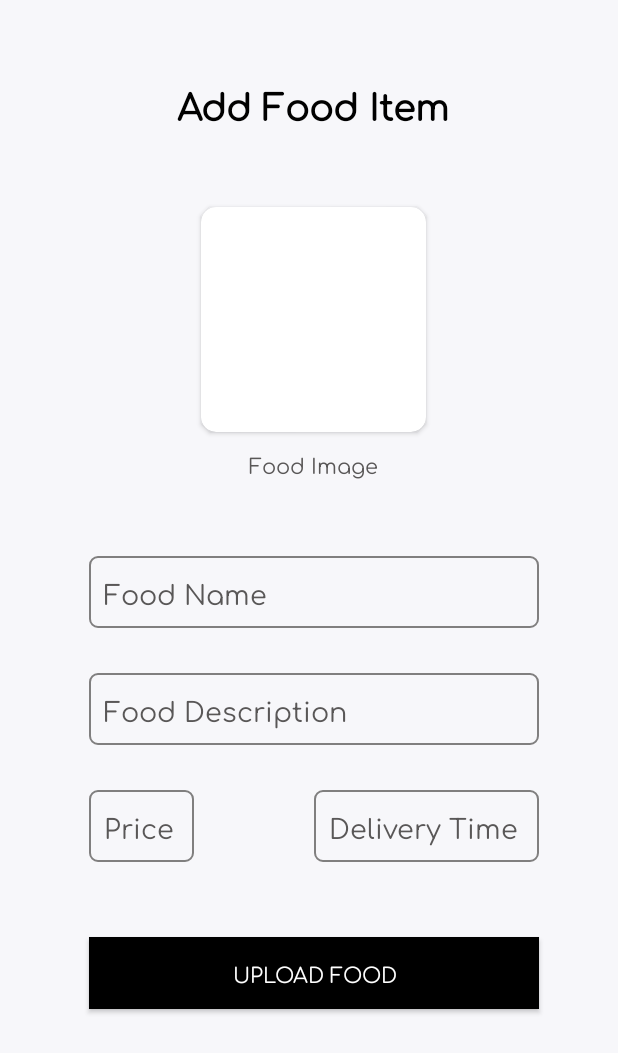
After one commit to rakoon-cloud/Alimento-Business, an Android app: the ManageMenu screen opened directly, with no data from a screen before it, on a phone screen of 412 x 824 dp. The commit adds this screen. Shown: the top 1053 px of the screen. Run offline under Robolectric (Android 15) with nearby library versions, the light colour scheme and no system bars; our stand-ins replace Firebase (no records; nobody signed in at launch, a user with empty details on screens opened directly).

Commit message:
new changes

```diff
--- a/app/build.gradle
+++ b/app/build.gradle
@@ -39,6 +39,7 @@ dependencies {
     implementation 'com.google.firebase:firebase-database:20.1.0'
     implementation 'com.google.firebase:firebase-storage:20.1.0'
     implementation 'com.google.firebase:firebase-database:20.1.0'
+    implementation 'androidx.cardview:cardview:1.0.0'
     testImplementation 'junit:junit:4.13.2'
     androidTestImplementation 'androidx.test.ext:junit:1.1.4'
     androidTestImplementation 'androidx.test.espresso:espresso-core:3.5.0'
--- /dev/null
+++ b/app/src/main/java/com/example/alimentobusiness/ManageMenu.java
@@ -0,0 +1,131 @@
+package com.example.alimentobusiness;
+
+import androidx.appcompat.app.AppCompatActivity;
+
+import android.content.Intent;
+import android.os.Build;
+import android.os.Bundle;
+import android.os.Handler;
+import android.text.TextUtils;
+import android.view.View;
+import android.view.Window;
+import android.view.WindowManager;
+import android.widget.Button;
+import android.widget.EditText;
+import android.widget.ImageView;
+import android.widget.Toast;
+
+import com.google.android.gms.tasks.OnSuccessListener;
+import com.google.firebase.auth.FirebaseAuth;
+import com.google.firebase.auth.FirebaseUser;
+import com.google.firebase.database.DatabaseReference;
+import com.google.firebase.database.FirebaseDatabase;
+import com.google.firebase.firestore.DocumentReference;
+import com.google.firebase.firestore.FirebaseFirestore;
+
+import java.util.HashMap;
+import java.util.Map;
+
+public class ManageMenu extends AppCompatActivity {
+    ImageView foodimg;
+    EditText foodname, fooddescription, foodprice, foodtime;
+    Button uploadfood;
+    FirebaseFirestore db = FirebaseFirestore.getInstance();
+    DocumentReference documentReference;
+    FirebaseDatabase database = FirebaseDatabase.getInstance();
+    DatabaseReference databaseReference;
+    Food_Info info;
+    String currentFoodId;
+
+
+    @Override
+    protected void onCreate(Bundle savedInstanceState) {
+        super.onCreate(savedInstanceState);
+        setContentView(R.layout.activity_manage_menu);
+
+        if (Build.VERSION.SDK_INT >= 21) {
+            Window window = this.getWindow();
+            window.addFlags(WindowManager.LayoutParams.FLAG_DRAWS_SYSTEM_BAR_BACKGROUNDS);
+            window.clearFlags(WindowManager.LayoutParams.FLAG_TRANSLUCENT_STATUS);
+            window.setStatusBarColor (this.getResources().getColor(R.color.black));
+        }
+        info=new Food_Info();
+        foodimg = findViewById(R.id.iv_foodimg);
+        foodname = findViewById(R.id.ed_foodname);
+        fooddescription = findViewById(R.id.ed_fooddescription);
+        foodprice = findViewById(R.id.ed_foodprice);
+        foodtime = findViewById(R.id.ed_foodtime);
+        uploadfood = findViewById(R.id.button_uploadfood);
+
+        FirebaseUser user= FirebaseAuth.getInstance().getCurrentUser();
+        currentFoodId = user.getUid();
+
+        documentReference = db.collection("foods").document(currentFoodId);
+        databaseReference = database.getReference("All Foods");
+
+
+        uploadfood.setOnClickListener(new View.OnClickListener() {
+            @Override
+            public void onClick(View view) {
+                uploadFoods();
+            }
+        });
+
+    }
+
+    private void uploadFoods() {
+
+        String restfoodname = foodname.getText().toString();
+        String restfooddescription = fooddescription.getText().toString();
+        String restfoodprice = foodprice.getText().toString();
+        String restfoodtime = foodtime.getText().toString();
+
+
+
+
+
+        if(!TextUtils.isEmpty(restfoodname) || !TextUtils.isEmpty(restfooddescription) || !TextUtils.isEmpty(restfoodprice) || !TextUtils.isEmpty(restfoodtime)){
+
+            Map<String,String> Foods=new HashMap<>();
+            Foods.put("restfoodname", restfoodname);
+            Foods.put("restfooddescription", restfooddescription);
+            Foods.put("restfoodprice", restfoodprice);
+            Foods.put("restfoodtime", restfoodtime);
+            Foods.put("uid",currentFoodId);
+
+            info.setRestfoodname(restfoodname);
+            info.setRestfooddescription(restfooddescription);
+            info.setRestfoodprice(restfoodprice);
+            info.setRestfoodtime(restfoodtime);
+
+
+            databaseReference.child(currentFoodId).setValue(info);
+
+            documentReference.set(Foods)
+                    .addOnSuccessListener(new OnSuccessListener<Void>() {
+                        @Override
+                        public void onSuccess(Void unused) {
+
+                            Toast.makeText(ManageMenu.this, "Food Item Saved", Toast.LENGTH_SHORT).show();
+
+                            Handler handler = new Handler();
+                            handler.postDelayed(new Runnable() {
+                                @Override
+                                public void run() {
+                                    Intent i = new Intent(ManageMenu.this, RestaurantHome.class);
+                                    startActivity(i);
+                                }
+                            }, 2000);
+                        }
+                    });
+
+
+        }else{
+            Toast.makeText(this, "Please fill all fields", Toast.LENGTH_SHORT).show();
+        }
+
+
+
+
+    }
+}
--- /dev/null
+++ b/app/src/main/res/layout/activity_manage_menu.xml
@@ -0,0 +1,143 @@
+<?xml version="1.0" encoding="utf-8"?>
+<androidx.constraintlayout.widget.ConstraintLayout xmlns:android="http://schemas.android.com/apk/res/android"
+    xmlns:app="http://schemas.android.com/apk/res-auto"
+    xmlns:tools="http://schemas.android.com/tools"
+    android:layout_width="match_parent"
+    android:layout_height="match_parent"
+    android:background="@color/offwhite"
+    android:paddingLeft="5dp"
+    tools:context=".ManageMenu">
+
+    <TextView
+        android:id="@+id/textView9"
+        android:layout_width="wrap_content"
+        android:layout_height="wrap_content"
+        android:layout_marginStart="114dp"
+        android:layout_marginTop="50dp"
+        android:layout_marginEnd="114dp"
+        android:fontFamily="@font/comfortaa_variablefont_wght"
+        android:text="Add Food Item"
+        android:textColor="@color/black"
+        android:textSize="24sp"
+        android:textStyle="bold"
+        app:layout_constraintEnd_toEndOf="parent"
+        app:layout_constraintStart_toStartOf="parent"
+        app:layout_constraintTop_toTopOf="parent" />
+
+    <androidx.cardview.widget.CardView
+        android:id="@+id/cardView4"
+        android:layout_width="150dp"
+        android:layout_height="150dp"
+        android:layout_marginTop="50dp"
+        android:backgroundTint="@color/white"
+
+        app:cardCornerRadius="10dp"
+        app:layout_constraintEnd_toEndOf="@+id/textView9"
+        app:layout_constraintStart_toStartOf="@+id/textView9"
+        app:layout_constraintTop_toBottomOf="@+id/textView9">
+
+        <ImageView
+            android:id="@+id/iv_foodimg"
+            android:layout_width="match_parent"
+            android:layout_height="match_parent"
+            android:clickable="true"
+            android:scaleType="fitCenter"
+            android:tooltipText="Choose Food Image" />
+    </androidx.cardview.widget.CardView>
+
+    <EditText
+        android:id="@+id/ed_foodname"
+        android:layout_width="300dp"
+        android:layout_height="48dp"
+        android:layout_marginTop="50dp"
+        android:background="@drawable/border"
+        android:ems="10"
+        android:fontFamily="@font/comfortaa_variablefont_wght"
+        android:hint="Food Name"
+        android:inputType="textPersonName"
+        android:paddingLeft="10dp"
+        android:textColor="@color/black"
+        android:textColorHint="#595757"
+        app:layout_constraintEnd_toEndOf="@+id/textView10"
+        app:layout_constraintStart_toStartOf="@+id/textView10"
+        app:layout_constraintTop_toBottomOf="@+id/textView10" />
+
+    <EditText
+        android:id="@+id/ed_fooddescription"
+        android:layout_width="300dp"
+        android:layout_height="48dp"
+        android:layout_marginTop="30dp"
+        android:background="@drawable/border"
+        android:ems="10"
+        android:fontFamily="@font/comfortaa_variablefont_wght"
+        android:hint="Food Description"
+        android:inputType="textPersonName"
+        android:paddingLeft="10dp"
+        android:textColor="@color/black"
+        android:textColorHint="#595757"
+        app:layout_constraintEnd_toEndOf="@+id/ed_foodname"
+        app:layout_constraintStart_toStartOf="@+id/ed_foodname"
+        app:layout_constraintTop_toBottomOf="@+id/ed_foodname" />
+
+    <EditText
+        android:id="@+id/ed_foodprice"
+        android:layout_width="70dp"
+        android:layout_height="48dp"
+        android:layout_marginTop="30dp"
+        android:background="@drawable/border"
+        android:ems="10"
+        android:fontFamily="@font/comfortaa_variablefont_wght"
+        android:hint="Price"
+        android:inputType="textPersonName"
+        android:paddingLeft="10dp"
+        android:textColor="@color/black"
+        android:textColorHint="#595757"
+        app:layout_constraintStart_toStartOf="@+id/ed_fooddescription"
+        app:layout_constraintTop_toBottomOf="@+id/ed_fooddescription" />
+
+    <EditText
+        android:id="@+id/ed_foodtime"
+        android:layout_width="150dp"
+        android:layout_height="48dp"
+        android:layout_marginTop="30dp"
+        android:background="@drawable/border"
+        android:ems="10"
+        android:fontFamily="@font/comfortaa_variablefont_wght"
+        android:hint="Delivery Time"
+        android:inputType="textPersonName"
+        android:paddingLeft="10dp"
+        android:textColor="@color/black"
+        android:textColorHint="#595757"
+        app:layout_constraintEnd_toEndOf="@+id/ed_fooddescription"
+        app:layout_constraintHorizontal_bias="1.0"
+        app:layout_constraintStart_toEndOf="@+id/ed_foodprice"
+        app:layout_constraintTop_toBottomOf="@+id/ed_fooddescription" />
+
+    <Button
+        android:id="@+id/button_uploadfood"
+        android:layout_width="300dp"
+        android:layout_height="wrap_content"
+        android:layout_marginTop="50dp"
+        android:background="@color/black"
+        android:fontFamily="@font/comfortaa_variablefont_wght"
+        android:text="Upload Food"
+        android:textColor="@color/white"
+        app:layout_constraintEnd_toEndOf="@+id/ed_foodtime"
+        app:layout_constraintStart_toStartOf="@+id/ed_foodprice"
+        app:layout_constraintTop_toBottomOf="@+id/ed_foodtime" />
+
+    <TextView
+        android:id="@+id/textView10"
+        android:layout_width="wrap_content"
+        android:layout_height="wrap_content"
+        android:layout_marginTop="10dp"
+        android:fontFamily="@font/comfortaa_variablefont_wght"
+        android:text="Food Image"
+        android:textColor="#595757"
+        android:textSize="14sp"
+        app:layout_constraintEnd_toEndOf="@+id/cardView4"
+        app:layout_constraintStart_toStartOf="@+id/cardView4"
+        app:layout_constraintTop_toBottomOf="@+id/cardView4" />
+
+
+</androidx.constraintlayout.widget.ConstraintLayout>
--- a/app/src/main/res/layout/activity_restaurant_home.xml
+++ b/app/src/main/res/layout/activity_restaurant_home.xml
@@ -43,7 +43,7 @@
             </LinearLayout>
 
             <androidx.cardview.widget.CardView
-                android:id="@+id/cardView4"
+                android:id="@+id/cardaddmenu"
                 android:layout_width="160dp"
                 android:layout_height="200dp"
                 android:layout_marginStart="30dp"
@@ -109,7 +109,7 @@
                 android:backgroundTint="@color/white"
                 app:cardCornerRadius="10dp"
                 app:layout_constraintStart_toStartOf="parent"
-                app:layout_constraintTop_toBottomOf="@+id/cardView4">
+                app:layout_constraintTop_toBottomOf="@+id/cardaddmenu">
 
                 <ImageView
                     android:id="@+id/imageView20"
--- a/build.gradle
+++ b/build.gradle
@@ -4,6 +4,6 @@ buildscript {
     }
 }// Top-level build file where you can add configuration options common to all sub-projects/modules.
 plugins {
-    id 'com.android.application' version '7.3.1' apply false
-    id 'com.android.library' version '7.3.1' apply false
+    id 'com.android.application' version '7.4.1' apply false
+    id 'com.android.library' version '7.4.1' apply false
 }
```
Also changed, not shown: app/src/main/AndroidManifest.xml (+13 -7 lines), app/src/main/java/com/example/alimentobusiness/BookingAdapter.java (added, +55 -0 lines), app/src/main/java/com/example/alimentobusiness/BookingData.java (added, +29 -0 lines), app/src/main/java/com/example/alimentobusiness/CatererBookingDetails.java (added, +14 -0 lines), app/src/main/java/com/example/alimentobusiness/CatererHome.java (+9 -0 lines), app/src/main/java/com/example/alimentobusiness/CatererViewBooking.java (added, +72 -0 lines), app/src/main/java/com/example/alimentobusiness/Food_Info.java (added, +51 -0 lines), app/src/main/java/com/example/alimentobusiness/RestaurantHome.java (+25 -0 lines), app/src/main/res/layout/activity_caterer_booking_details.xml (added, +9 -0 lines), app/src/main/res/layout/activity_caterer_view_booking.xml (added, +38 -0 lines), app/src/main/res/layout/eventbooking.xml (added, +41 -0 lines), gradle/wrapper/gradle-wrapper.properties.
